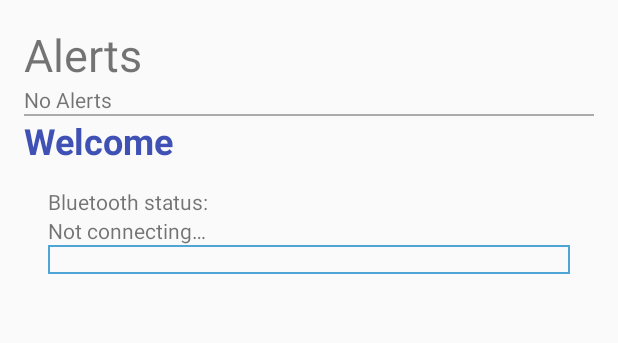
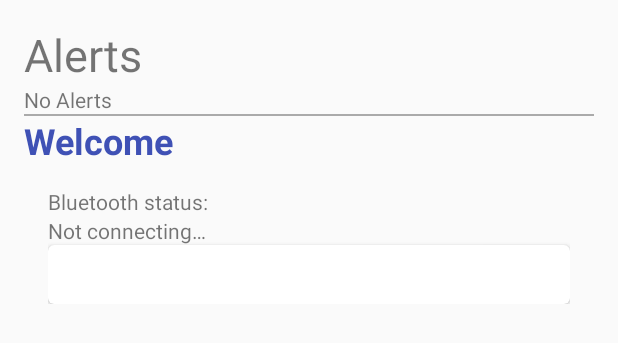
Before and after one commit to LTT-Gatech/CarCareAndroid, an Android app: the layout activity_home.xml on its own in the app's theme, with its tools: preview values and no code run, on a phone screen of 412 x 824 dp. Shown: the top 343 px of the screen. Run offline under Robolectric (Android 15) with nearby library versions, the phone set to English and light mode, and no system bars.

Commit message:
Add card view and columned view of static data
Still to do: decide where static data should come from

```diff
--- a/app/build.gradle
+++ b/app/build.gradle
@@ -48,6 +48,7 @@ dependencies {
     compile 'com.android.volley:volley:1.0.0'
     compile 'com.google.android.gms:play-services-auth:10.2.0'
     compile 'com.android.support:preference-v7:23.4.0'
+    compile 'com.android.support:cardview-v7:23.0.+'
     testCompile 'junit:junit:4.12'
 }
 
--- a/app/src/main/java/com/teamltt/carcare/activity/HomeActivity.java
+++ b/app/src/main/java/com/teamltt/carcare/activity/HomeActivity.java
@@ -191,25 +191,31 @@ public class HomeActivity extends BaseActivity implements BtStatusDisplay, IObse
         SharedPreferences preferences = PreferenceManager.getDefaultSharedPreferences(this);
         String syncConnPref = preferences.getString(SettingsActivity.KEY_PREF_SYNC_CONN, "");
 
-        TextView tvStaticData = ((TextView) findViewById(R.id.tvStaticData));
+        TextView tvStaticDataName = ((TextView) findViewById(R.id.tvStaticDataName));
+        TextView tvStaticDataValue = ((TextView) findViewById(R.id.tvStaticDataValue));
 
-        String tvText = "\n";
+        String tvTextName = "";
+        String tvTextValue = "";
 
         if (preferences.getBoolean("sEngineTemp", false)) {
             //TODO Read from database
-            tvText +=" Engine Temperature: " + "205 °F\n";
+            tvTextName +="Engine Temperature:";
+            tvTextValue += "80 F ";
         }
 
         if (preferences.getBoolean("sMPG", false)) {
             //TODO Read from database
-            tvText += " Current Miles Per Gallon: " + "22 mpg\n";
+            tvTextName += "\nCurrent Miles Per Gallon:";
+            tvTextValue += "\n35 mpg";
         }
 
         if (preferences.getBoolean("sMPH", false)) {
             //TODO Read from database
-            tvText += " Current Miles Per Hour: " + "55 mph\n";
+            tvTextName += "\nCurrent Miles Per Hour:";
+            tvTextValue += "\n60 mph";
         }
 
-        tvStaticData.setText(tvText);
+        tvStaticDataName.setText(tvTextName);
+        tvStaticDataValue.setText(tvTextValue);
     }
 }
--- a/app/src/main/res/drawable/rect_border.xml
+++ /dev/null
@@ -1,21 +0,0 @@
-<?xml version="1.0" encoding="utf-8"?>
-<!--
-  ~ Copyright 2017, Team LTT
-  ~
-  ~ Licensed under the Apache License, Version 2.0 (the "License");
-  ~ you may not use this file except in compliance with the License.
-  ~ You may obtain a copy of the License at
-  ~
-  ~     http://www.apache.org/licenses/LICENSE-2.0
-  ~
-  ~ Unless required by applicable law or agreed to in writing, software
-  ~ distributed under the License is distributed on an "AS IS" BASIS,
-  ~ WITHOUT WARRANTIES OR CONDITIONS OF ANY KIND, either express or implied.
-  ~ See the License for the specific language governing permissions and
-  ~ limitations under the License.
-  -->
-
-<shape xmlns:android="http://schemas.android.com/apk/res/android" android:shape="rectangle" >
-    <solid android:color="#00000000" />
-    <stroke android:width="1dip" android:color="#4fa5d5"/>
-</shape>
--- a/app/src/main/res/layout/activity_home.xml
+++ b/app/src/main/res/layout/activity_home.xml
@@ -114,19 +114,37 @@
             android:layout_height="match_parent"
             layout="@layout/fragment_obdresponse_list" />
 
-        <LinearLayout
+        <android.support.v7.widget.CardView
+            xmlns:card_view="http://schemas.android.com/apk/res-auto"
+            android:id="@+id/staticData"
+            android:layout_gravity="center"
             android:layout_width="match_parent"
             android:layout_height="wrap_content"
-            android:orientation="horizontal"
-            android:id="@+id/staticData">
+            card_view:cardCornerRadius="4dp"
+            card_view:elevation="14.5sp">
 
-            <TextView
-                android:layout_width="match_parent"
-                android:layout_height="match_parent"
-                android:id="@+id/tvStaticData"
-                android:textSize="14sp"
-                android:background="@drawable/rect_border"/>
-        </LinearLayout>
+            <LinearLayout
+                android:layout_width="fill_parent"
+                android:layout_height="wrap_content"
+                android:weightSum="2"
+                android:orientation="horizontal"
+                android:padding="10dp">
 
+                <TextView
+                    android:layout_width="0dp"
+                    android:layout_weight="1"
+                    android:layout_height="wrap_content"
+                    android:id="@+id/tvStaticDataName"
+                    android:textSize="14sp"
+                    android:layout_gravity="start"/>
+                <TextView
+                    android:layout_width= "0dp"
+                    android:layout_weight="1"
+                    android:layout_height="wrap_content"
+                    android:id="@+id/tvStaticDataValue"
+                    android:textSize="14sp"
+                    android:gravity="end"/>
+            </LinearLayout>
+        </android.support.v7.widget.CardView>
     </LinearLayout>
 </LinearLayout>
```
